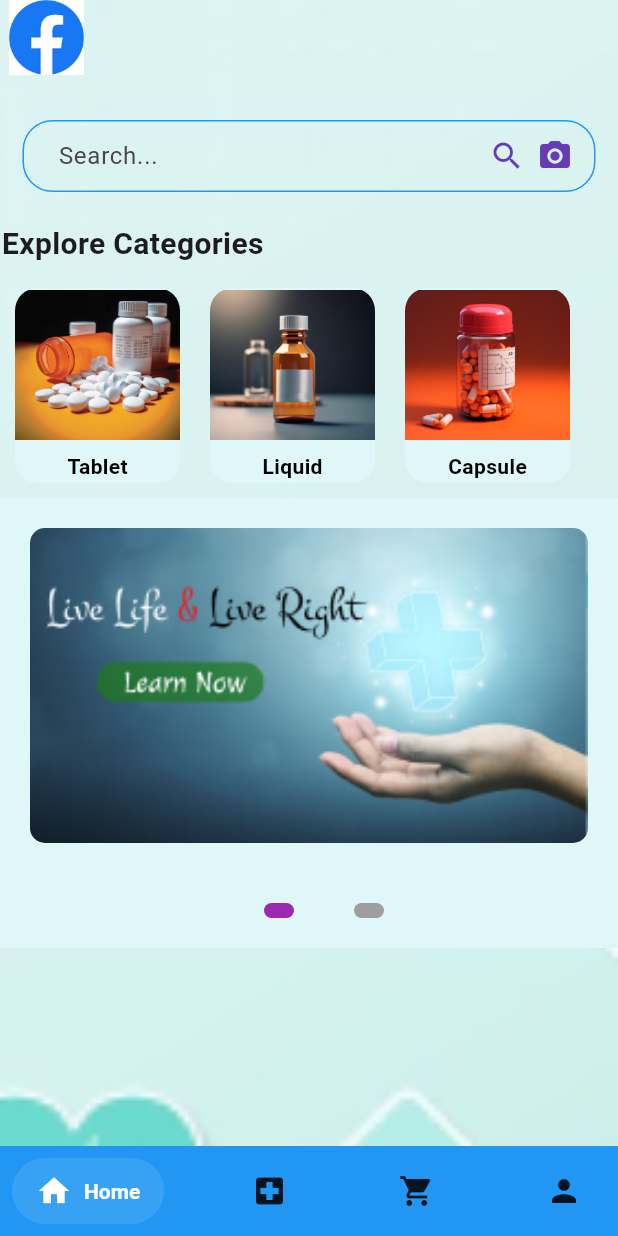
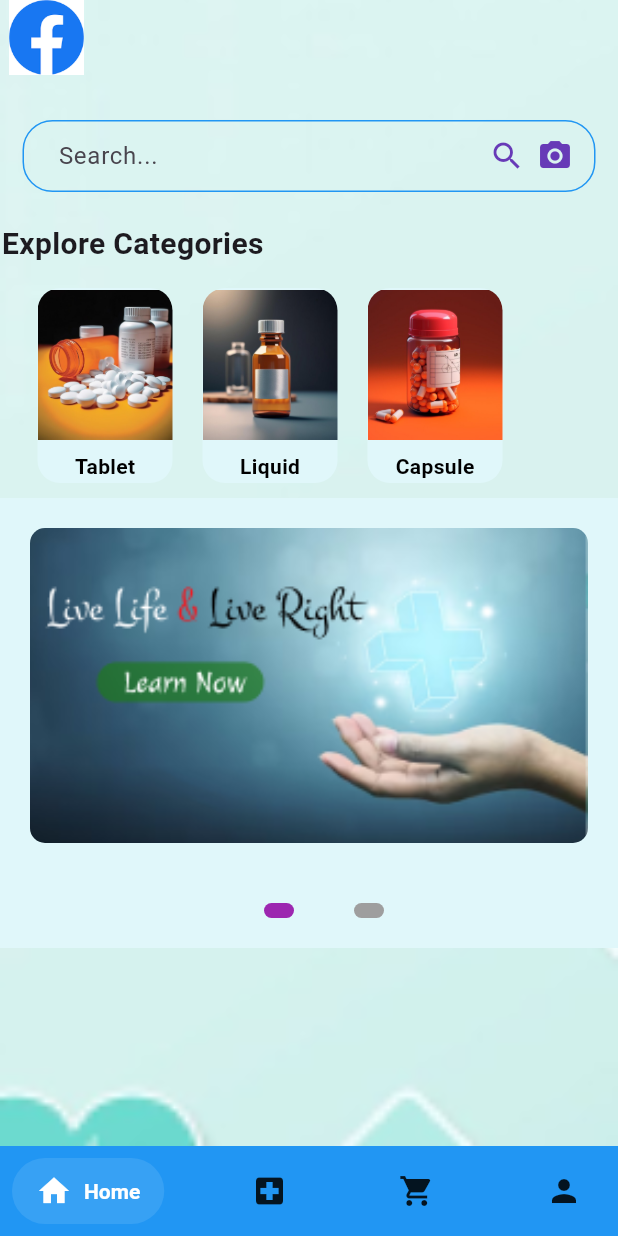
Before and after one commit to sunil5y/MedInfo, a Flutter app: the screen it shows after launch, on a phone screen of 412 x 824 dp. Run offline on Flutter 3.47's test engine with Material 3 defaults, Android fonts, the phone set to English and light mode, and no system bars; drawn by our look-alikes of salomon_bottom_bar; our stand-ins replace badges, firebase_core, google_nav_bar, location; accounts and stored records are empty.

Commit message:
Flutter Projects

```diff
--- a/lib/Home/Home_page.dart
+++ b/lib/Home/Home_page.dart
@@ -110,7 +110,9 @@ class HomePageState extends State<HomePage>{
                   ],
                 ),
                 SizedBox(height: 5),
-                Center(
+                Padding(
+                  padding: const EdgeInsets.only(left: 15),
+                  child: Center(
                     child: Container(
                       height: 150,
                       child: ListView.builder(
@@ -118,7 +120,7 @@ class HomePageState extends State<HomePage>{
                         itemCount: 3,
                         itemBuilder: (context, index) {
                           return Container(
-                          width: 110,
+                            width: 90,
                             margin: EdgeInsets.all(10),
                             decoration: BoxDecoration(
                               borderRadius: BorderRadius.circular(15),
@@ -163,6 +165,7 @@ class HomePageState extends State<HomePage>{
                             ),
                           );
                         },
+                      ),
                     ),
                   ),
                 ),
```
Lines whose indentation alone changed are shown as unchanged.
